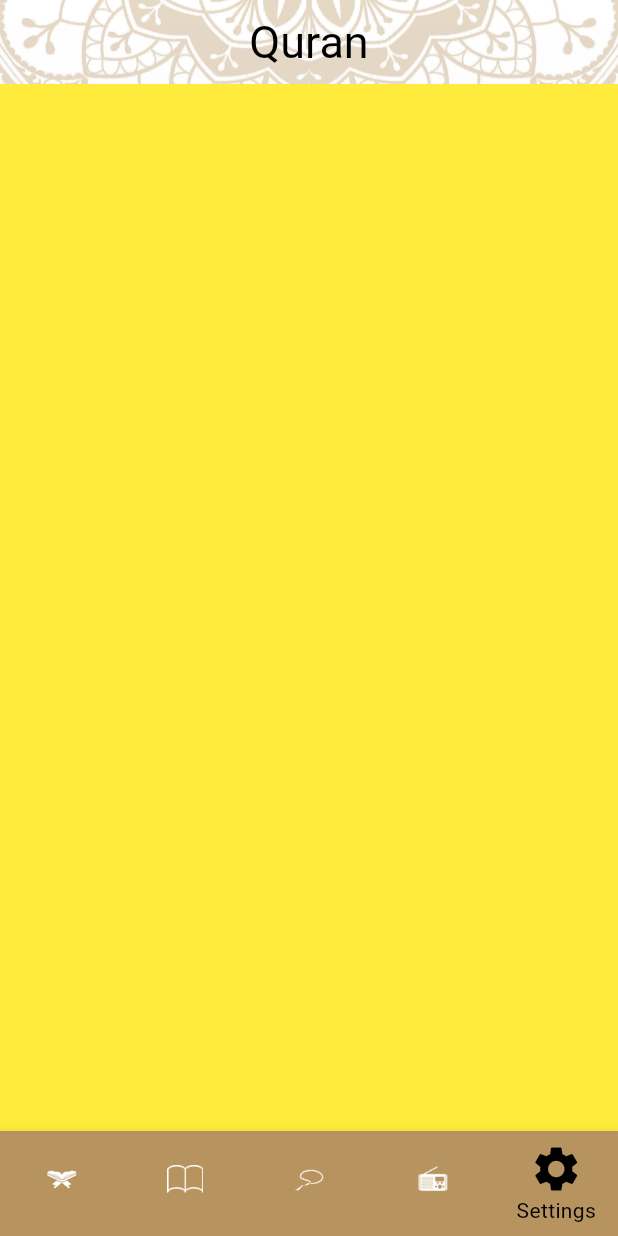
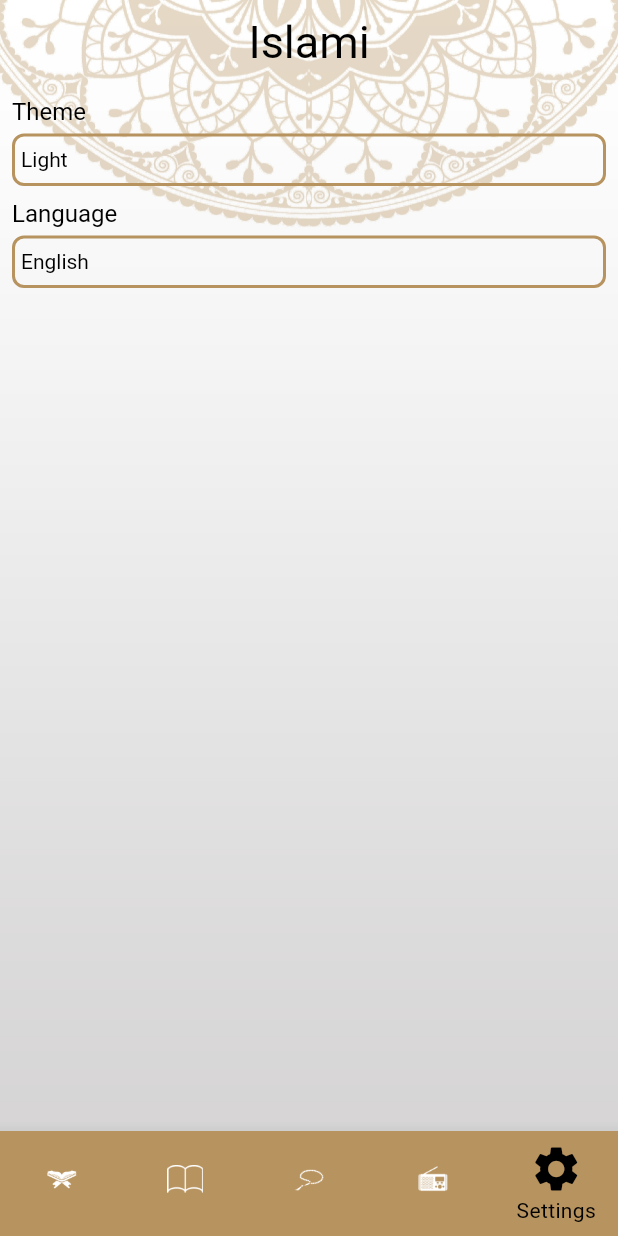
Before and after one commit to mSaaad10/quran-app-c12-online-sat, a Flutter app: the screen it shows after launch, item 5 of the bottom bar chosen, on a phone screen of 412 x 824 dp. Run offline on Flutter 3.47's test engine with Material 3 defaults, Android fonts, the phone set to English and light mode, and no system bars.

Commit message:
finished settings tab ui

```diff
--- a/lib/config/theme/my_theme.dart
+++ b/lib/config/theme/my_theme.dart
@@ -10,7 +10,7 @@ class MyTheme {
         titleTextStyle: TextStyle(
             fontSize: 30, fontWeight: FontWeight.w400, color: Colors.black)),
     scaffoldBackgroundColor: Colors.transparent,
-      bottomNavigationBarTheme: BottomNavigationBarThemeData(
+    bottomNavigationBarTheme: const BottomNavigationBarThemeData(
       //backgroundColor: ColorsManager.goldColor,
       selectedItemColor: Colors.black,
       unselectedItemColor: Colors.white,
@@ -19,14 +19,22 @@ class MyTheme {
       showUnselectedLabels: false,
       // type: BottomNavigationBarType.fixed
     ),
+    bottomSheetTheme: const BottomSheetThemeData(
+      backgroundColor: ColorsManager.goldColor,
+      shape: RoundedRectangleBorder(
+          borderRadius: BorderRadius.only(
+              topLeft: Radius.circular(12), topRight: Radius.circular(12))),
+      elevation: 18,
+    ),
+    iconTheme: const IconThemeData(color: Colors.white, size: 30, weight: 100),
     cardTheme: CardTheme(
-        margin: EdgeInsets.symmetric(horizontal: 8, vertical: 6),
+      margin: const EdgeInsets.symmetric(horizontal: 8, vertical: 6),
       color: ColorsManager.goldColor.withOpacity(0.7),
       shape: RoundedRectangleBorder(borderRadius: BorderRadius.circular(16)),
       elevation: 14,
     ),
     dividerColor: Color(0xFFB7935F),
-      textTheme: TextTheme(
+    textTheme: const TextTheme(
         labelMedium: TextStyle(
           fontSize: 21,
           fontWeight: FontWeight.w500,
@@ -37,5 +45,12 @@ class MyTheme {
             fontWeight: FontWeight.w400,
             color: Color(0xFF242424)),
         bodyMedium: TextStyle(
-              fontSize: 19, fontWeight: FontWeight.w400, color: Colors.white)));
+            fontSize: 19, fontWeight: FontWeight.w400, color: Colors.white),
+        headlineMedium: TextStyle(
+            color: Colors.black, fontSize: 16, fontWeight: FontWeight.w400),
+        headlineSmall: TextStyle(
+            color: Colors.black, fontSize: 14, fontWeight: FontWeight.w400),
+        bodyLarge: TextStyle(
+            color: Colors.white, fontSize: 21, fontWeight: FontWeight.w500)),
+  );
 }
--- a/lib/core/routes_manager.dart
+++ b/lib/core/routes_manager.dart
@@ -1,8 +1,19 @@
-
+import 'package:flutter/cupertino.dart';
+import 'package:quran_app_c12_online_ast/presentation/screens/hadith_details_screen/hadith_details_screen.dart';
+import 'package:quran_app_c12_online_ast/presentation/screens/home/home_screen.dart';
+import 'package:quran_app_c12_online_ast/presentation/screens/quran_details_screen/quran_details_screen.dart';
+import 'package:quran_app_c12_online_ast/presentation/screens/splash/splash_screen.dart';
 
 class RoutesManager {
   static const String splashRoute = '/splash';
   static const String homeRoute = '/home';
   static const String quranDetailsRoute = '/quranDetails';
   static const String hadithDetailsRoute = '/hadithDetails';
+
+  static Map<String, WidgetBuilder> routes = {
+    RoutesManager.splashRoute: (_) => SplashScreen(),
+    RoutesManager.homeRoute: (_) => HomeScreen(),
+    RoutesManager.quranDetailsRoute: (_) => QuranDetailsScreen(),
+    RoutesManager.hadithDetailsRoute: (_) => HadithDetailsScreen(),
+  };
 }
--- a/lib/core/strings_manager.dart
+++ b/lib/core/strings_manager.dart
@@ -1,5 +1,5 @@
 class StringsManager {
-  static const String appTitle = 'Quran';
+  static const String appTitle = 'Islami';
   static const String quranLabel = 'Quran';
   static const String hadithLabel = 'Hadith';
   static const String sebhaLabel = 'Sebha';
--- a/lib/my_app/my_app.dart
+++ b/lib/my_app/my_app.dart
@@ -1,10 +1,6 @@
 import 'package:flutter/material.dart';
 import 'package:quran_app_c12_online_ast/config/theme/my_theme.dart';
 import 'package:quran_app_c12_online_ast/core/routes_manager.dart';
-import 'package:quran_app_c12_online_ast/presentation/screens/hadith_details_screen/hadith_details_screen.dart';
-import 'package:quran_app_c12_online_ast/presentation/screens/home/home_screen.dart';
-import 'package:quran_app_c12_online_ast/presentation/screens/quran_details_screen/quran_details_screen.dart';
-import 'package:quran_app_c12_online_ast/presentation/screens/splash/splash_screen.dart';
 
 class MyApp extends StatelessWidget {
   const MyApp({super.key});
@@ -15,12 +11,7 @@ class MyApp extends StatelessWidget {
     return MaterialApp(
       theme: MyTheme.lightTheme,
       themeMode: ThemeMode.light,
-      routes: {
-        RoutesManager.splashRoute: (_) => SplashScreen(),
-        RoutesManager.homeRoute: (_) => HomeScreen(),
-        RoutesManager.quranDetailsRoute: (_) => QuranDetailsScreen(),
-        RoutesManager.hadithDetailsRoute: (_) => HadithDetailsScreen(),
-      },
+      routes: RoutesManager.routes,
       initialRoute: RoutesManager.splashRoute,
     );
   }
--- a/lib/presentation/screens/home/tabs/settings_tab/settings_tab.dart
+++ b/lib/presentation/screens/home/tabs/settings_tab/settings_tab.dart
@@ -1,12 +1,81 @@
 import 'package:flutter/material.dart';
+import 'package:quran_app_c12_online_ast/core/colors_manager.dart';
+import 'package:quran_app_c12_online_ast/presentation/screens/home/tabs/settings_tab/widgets/language_bottom_sheet.dart';
+import 'package:quran_app_c12_online_ast/presentation/screens/home/tabs/settings_tab/widgets/theme_bottom_sheet.dart';
 
 class SettingsTab extends StatelessWidget {
   const SettingsTab({super.key});
 
   @override
   Widget build(BuildContext context) {
-    return Container(
-      color: Colors.yellow,
+    return Padding(
+      padding: const EdgeInsets.all(8.0),
+      child: Column(
+        crossAxisAlignment: CrossAxisAlignment.stretch,
+        children: [
+          Text(
+            'Theme',
+            style: Theme.of(context).textTheme.headlineMedium,
+          ),
+          const SizedBox(
+            height: 4,
+          ),
+          InkWell(
+            onTap: () {
+              showThemeBottomSheet(context);
+            },
+            child: Container(
+                padding: EdgeInsets.symmetric(horizontal: 4, vertical: 6),
+                decoration: BoxDecoration(
+                    borderRadius: BorderRadius.circular(8),
+                    border:
+                        Border.all(color: ColorsManager.goldColor, width: 2)),
+                child: Text(
+                  'Light',
+                  style: Theme.of(context).textTheme.headlineSmall,
+                )),
+          ),
+          const SizedBox(
+            height: 8,
+          ),
+          Text(
+            'Language',
+            style: Theme.of(context).textTheme.headlineMedium,
+          ),
+          const SizedBox(
+            height: 4,
+          ),
+          InkWell(
+            onTap: () {
+              showLangBottomSheet(context);
+            },
+            child: Container(
+                padding: EdgeInsets.symmetric(horizontal: 4, vertical: 6),
+                decoration: BoxDecoration(
+                    borderRadius: BorderRadius.circular(8),
+                    border:
+                        Border.all(color: ColorsManager.goldColor, width: 2)),
+                child: Text(
+                  'English',
+                  style: Theme.of(context).textTheme.headlineSmall,
+                )),
+          ),
+        ],
+      ),
+    );
+  }
+
+  void showThemeBottomSheet(BuildContext context) {
+    showModalBottomSheet(
+      context: context,
+      builder: (context) => ThemeBottomSheet(),
+    );
+  }
+
+  void showLangBottomSheet(BuildContext context) {
+    showModalBottomSheet(
+      context: context,
+      builder: (context) => LanguageBottomSheet(),
     );
   }
 }
```
Also changed, not shown: lib/presentation/screens/home/tabs/settings_tab/widgets/language_bottom_sheet.dart (added, +48 -0 lines), lib/presentation/screens/home/tabs/settings_tab/widgets/theme_bottom_sheet.dart (added, +52 -0 lines). Lines whose indentation alone changed are shown as unchanged.
